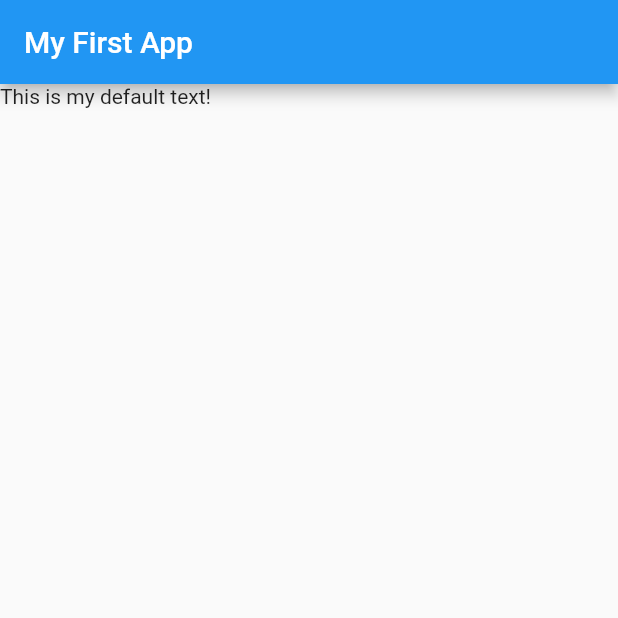
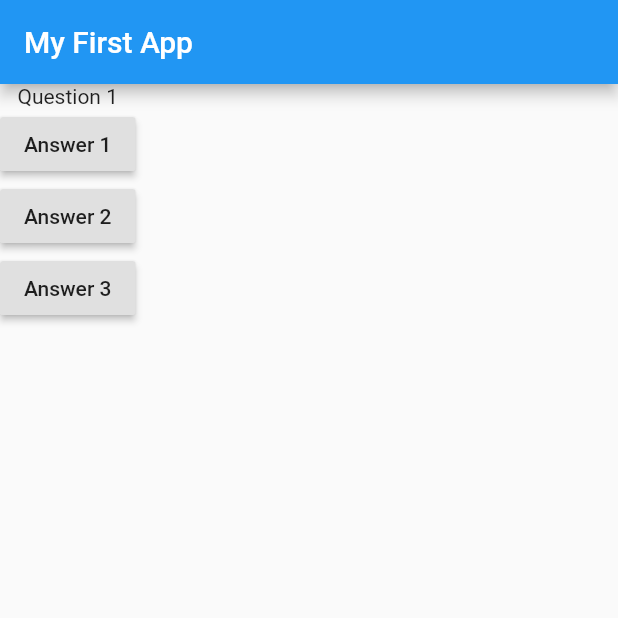
Before and after one commit to hyperjute/QuizApp, a Flutter app: the screen it shows after launch, on a phone screen of 412 x 824 dp, the top half of it. Run offline on Flutter 3.47's test engine with Material 2 defaults, Android fonts, the phone set to English and light mode, and no system bars.

Commit message:
adding button with text and function

```diff
--- a/lib/main.dart
+++ b/lib/main.dart
@@ -3,14 +3,34 @@ import 'package:flutter/material.dart';
 void main() => runApp(MyApp());
 
 class MyApp extends StatelessWidget {
+  void answerQuestion() {
+    print('Answer chosen!');
+  }
+
+  @override
   Widget build(BuildContext context) {
     return MaterialApp(
       home: Scaffold(
-        appBar: AppBar(
-          title: Text('My First App'),
-        ),
-        body: Text('This is my default text!'),
-      ),
+          appBar: AppBar(
+            title: Text('My First App'),
+          ),
+          body: Column(
+            children: [
+              Text('Question 1'),
+              RaisedButton(
+                child: Text('Answer 1'),
+                onPressed: answerQuestion,
+              ),
+              RaisedButton(
+                child: Text('Answer 2'),
+                onPressed: answerQuestion,
+              ),
+              RaisedButton(
+                child: Text('Answer 3'),
+                onPressed: answerQuestion,
+              ),
+            ],
+          )),
     );
   }
 }
```
Also changed, not shown: 3 other files.
